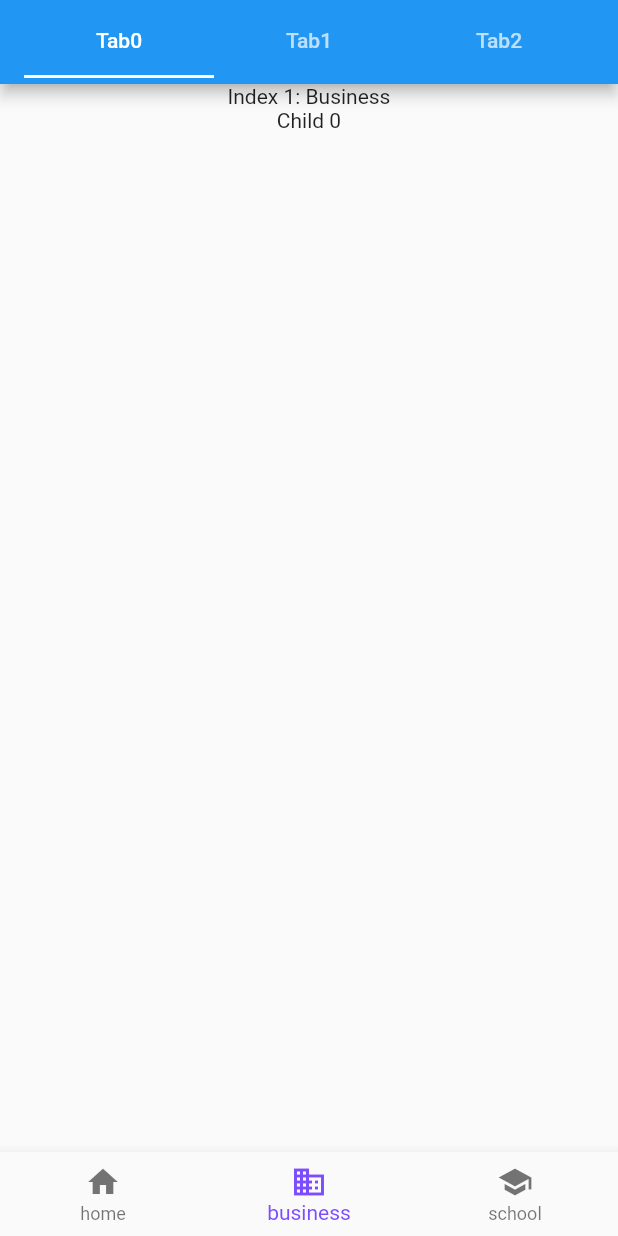
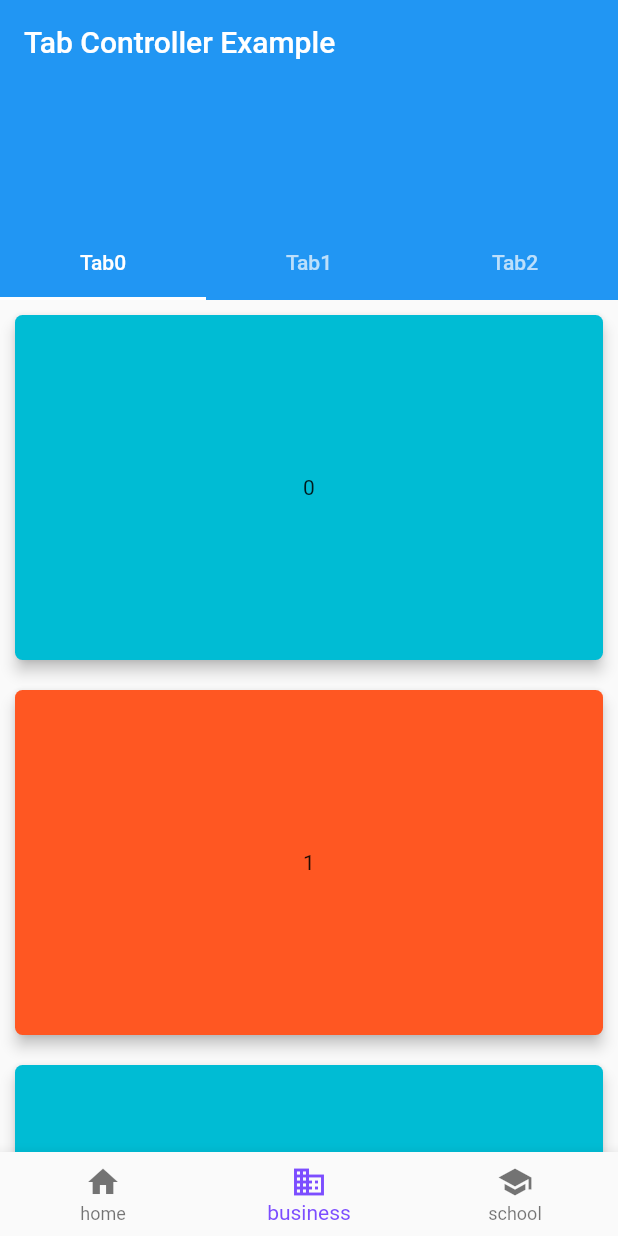
Before and after one commit to SmallMouth/Flutter_TabBar_BottomNavigationBar, a Flutter app: the screen it shows after launch, on a phone screen of 412 x 824 dp. Run offline on Flutter 3.47's test engine with Material 2 defaults, Android fonts, the phone set to English and light mode, and no system bars.

Commit message:
add NestedScrollView/SliverAppBar

```diff
--- /dev/null
+++ b/lib/screens/screen_listpage.dart
@@ -0,0 +1,21 @@
+import 'package:flutter/material.dart';
+
+class ListPage extends StatelessWidget {
+  @override
+  Widget build(BuildContext context) {
+    return ListView.builder(
+      itemExtent: 250.0,
+      itemBuilder: (context, index) => Container(
+            padding: EdgeInsets.all(10.0),
+            child: Material(
+              elevation: 4.0,
+              borderRadius: BorderRadius.circular(5.0),
+              color: index % 2 == 0 ? Colors.cyan : Colors.deepOrange,
+              child: Center(
+                child: Text(index.toString()),
+              ),
+            ),
+          ),
+    );
+  }
+}
--- a/lib/screens/screen_tabpage.dart
+++ b/lib/screens/screen_tabpage.dart
@@ -1,4 +1,5 @@
 import 'package:flutter/material.dart';
+import 'package:flutter_bar/screens/screen_listpage.dart';
 
 class TabPage extends StatefulWidget {
   final String contant;
@@ -12,26 +13,40 @@ class TabPage extends StatefulWidget {
   }
 }
 
-class TabPageState extends State<TabPage> {
+class TabPageState extends State<TabPage> with SingleTickerProviderStateMixin {
   final String contant;
+
+  TabController _tabController;
+  ScrollController _scrollViewController;
 
   TabPageState(this.contant);
 
   @override
+  void initState() {
+    // TODO: implement initState
+    super.initState();
+    _tabController = TabController(vsync: this, length: 3);
+    _scrollViewController = ScrollController(initialScrollOffset: 0.0);
+  }
+
+  @override
+  void dispose() {
+    _tabController.dispose();
+    _scrollViewController.dispose();
+    super.dispose();
+  }
+
+  @override
   Widget build(BuildContext context) {
     final _tabOptions = [
-      Column(
-        children: <Widget>[
-          Text(contant),
-          Text('Child 0'),
-        ],
-      ),
+      ListPage(),
       Column(
         children: <Widget>[
           Text(contant),
           Text('Child 1'),
         ],
-      ),    Column(
+      ),
+      Column(
         children: <Widget>[
           Text(contant),
           Text('Child 2'),
@@ -39,21 +54,47 @@ class TabPageState extends State<TabPage> {
       ),
     ];
 
-    return DefaultTabController(
-        length: _tabOptions.length,
-        child: Scaffold(
-          appBar: AppBar(
-            title: Container(
-              child: TabBar(
-                tabs: [
-                  Tab(text: 'Tab0'),
-                  Tab(text: 'Tab1'),
-                  Tab(text: 'Tab2'),
-                ],
-              ),
-            ),
-          ),
-          body: TabBarView(children: _tabOptions),
-        ));
+    return Scaffold(
+      body: NestedScrollView(
+          headerSliverBuilder: (context, boxIsScrolled) {
+            return <Widget>[
+              SliverAppBar(
+                title: Text('Tab Controller Example'),
+                pinned: true,
+                floating: true,
+                forceElevated: boxIsScrolled,
+                expandedHeight: 200,
+                bottom: TabBar(
+                  tabs: <Widget>[
+                    Tab(text: 'Tab0'),
+                    Tab(text: 'Tab1'),
+                    Tab(text: 'Tab2'),
+                  ],
+                  controller: _tabController,
+                ),
+              )
+            ];
+          },
+          body: TabBarView(
+            children: _tabOptions,
+            controller: _tabController,
+          )),
+    );
+//    return DefaultTabController(
+//        length: _tabOptions.length,
+//        child: Scaffold(
+//          appBar: AppBar(
+//            title: Container(
+//              child: TabBar(
+//                tabs: [
+//                  Tab(text: 'Tab0'),
+//                  Tab(text: 'Tab1'),
+//                  Tab(text: 'Tab2'),
+//                ],
+//              ),
+//            ),
+//          ),
+//          body: TabBarView(children: _tabOptions),
+//        ));
   }
 }
```
